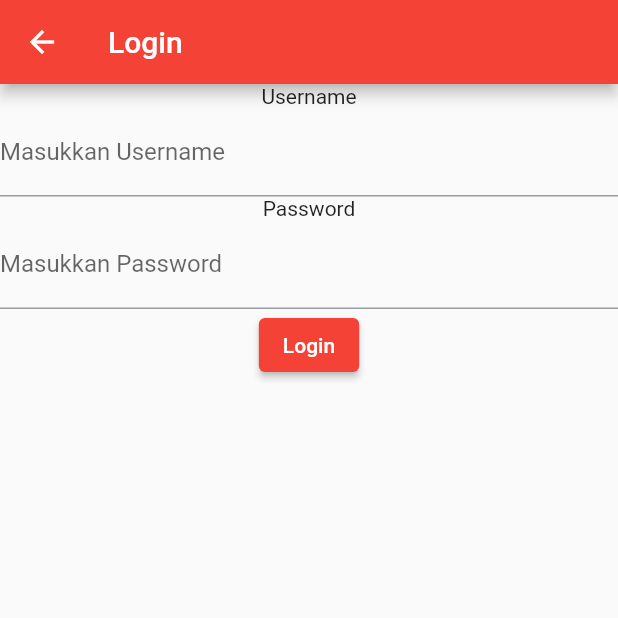
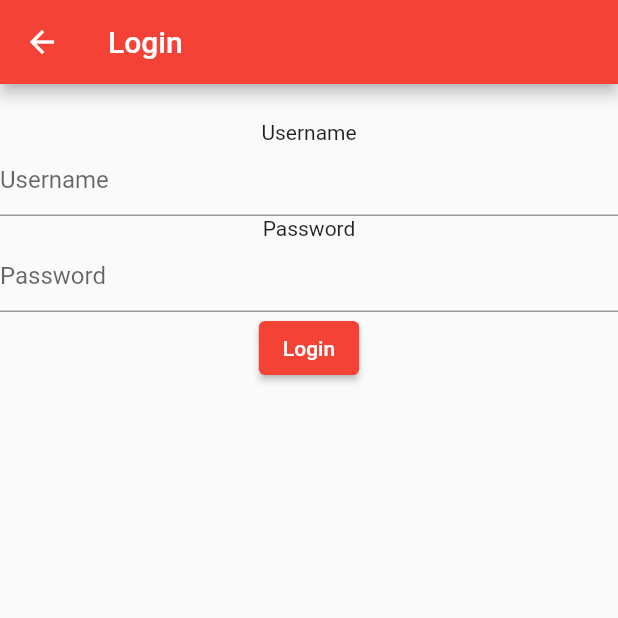
Before and after one commit to danielchristianto08/proyekfaplikasiflutterdicoding, a Flutter app: the myLogin screen opened directly, on a phone screen of 412 x 824 dp, the top half of it. Run offline on Flutter 3.47's test engine with Material 2 defaults, Android fonts, the phone set to English and light mode, and no system bars.

Commit message:
Master perbaikan

```diff
--- a/lib/login.dart
+++ b/lib/login.dart
@@ -8,7 +8,9 @@ class myLogin extends StatefulWidget {
 }
 
 class _myLoginState extends State<myLogin> {
-  String? username, password;
+  bool _isLoading = false;
+  var _username = TextEditingController();
+  var _password = TextEditingController();
   @override
   Widget build(BuildContext context) {
     return Scaffold(
@@ -17,32 +19,42 @@ class _myLoginState extends State<myLogin> {
       ),
       body: Column(
         children: [
+          _isLoading
+              ? const Center(child: CircularProgressIndicator())
+              : Container(),
+          const SizedBox(
+            height: 24,
+          ),
           const Text('Username'),
           TextField(
+            controller: _username,
+            keyboardType: TextInputType.name,
             decoration: InputDecoration(
-              labelText: 'Masukkan Username',
+              //labelText: 'Masukkan Username',
               hintText: 'Username',
             ),
-            onChanged: (String? value) {
-              setState(() {
-                username = value;
-              });
-            },
+            // onChanged: (String? value) {
+            //   setState(() {
+            //     username = value;
+            //   });
+            // },
           ),
           const Text('Password'),
           TextField(
+            controller: _password,
+            keyboardType: TextInputType.visiblePassword,
             decoration: InputDecoration(
-              labelText: 'Masukkan Password',
+              //labelText: 'Masukkan Password',
               hintText: 'Password',
             ),
-            onChanged: (String? value) {
-              setState(() {
-                password = value;
-              });
-            },
+            // onChanged: (String? value) {
+            //   setState(() {
+            //     password = value;
+            //   });
+            // },
           ),
           ElevatedButton(
-              onPressed: () {
+              onPressed: () async {
                 showDialog(
                     context: context,
                     builder: (context) {
@@ -50,6 +62,9 @@ class _myLoginState extends State<myLogin> {
                         content: const Text('Berhasil Login'),
                       );
                     });
+                setState(() {
+                  _isLoading = true;
+                });
               },
               child: const Text('Login'))
         ],
--- a/pubspec.yaml
+++ b/pubspec.yaml
@@ -19,7 +19,7 @@ publish_to: 'none' # Remove this line if you wish to publish to pub.dev
 version: 1.0.0+1
 
 environment:
-  sdk: '>=2.19.0 <3.0.0'
+  sdk: '>=2.19.6 <=3.0.0'
 
 # Dependencies specify other packages that your package needs in order to work.
 # To automatically upgrade your package dependencies to the latest versions
```
Also changed, not shown: lib/mainscreen.dart (+4 -4 lines), pubspec.lock.
